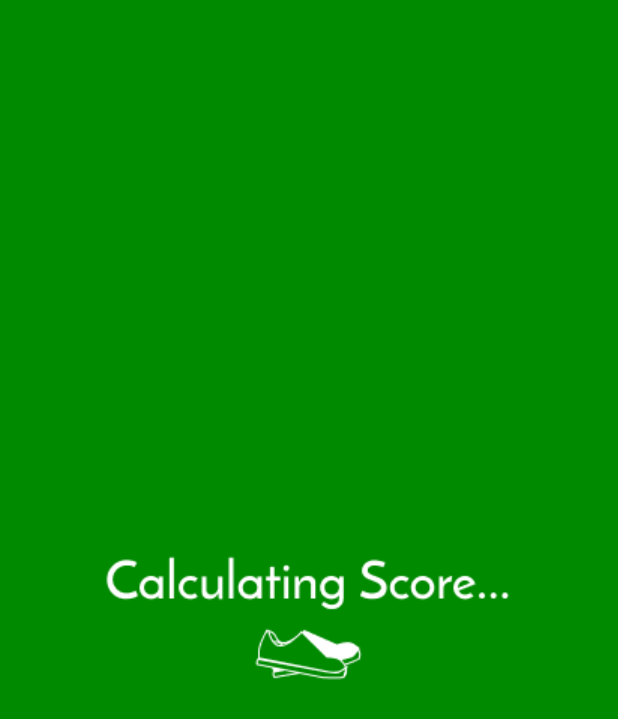
After one commit to abhiramj4/CuHacking2020, an Android app: the LoadingActivity screen opened directly, with no data from a screen before it, on a phone screen of 412 x 824 dp. The commit adds this screen. Shown: the top 719 px of the screen. Run offline under Robolectric (Android 15) with nearby library versions, the phone set to English and light mode, and no system bars.

Commit message:
LETS GET ITTTTTTT

```diff
--- a/BarcodeScanner/app/build.gradle
+++ b/BarcodeScanner/app/build.gradle
@@ -30,6 +30,11 @@ dependencies {
     androidTestImplementation 'com.android.support.test:runner:1.0.2'
     androidTestImplementation 'com.android.support.test.espresso:espresso-core:3.0.2'
     implementation "org.jetbrains.kotlin:kotlin-stdlib-jdk7:$kotlin_version"
+    implementation 'com.squareup.retrofit2:retrofit:2.4.0'
+    implementation 'com.squareup.retrofit2:converter-gson:2.4.0'
+    implementation 'io.reactivex.rxjava2:rxandroid:2.0.2'
+    implementation 'io.reactivex.rxjava2:rxjava:2.1.13'
+    implementation 'com.squareup.retrofit2:adapter-rxjava2:2.4.0'
 }
 repositories {
     mavenCentral()
--- a/BarcodeScanner/app/src/main/AndroidManifest.xml
+++ b/BarcodeScanner/app/src/main/AndroidManifest.xml
@@ -2,6 +2,7 @@
 <manifest xmlns:android="http://schemas.android.com/apk/res/android"
     package="com.example.barcodescanner">
 
+    <uses-permission android:name="android.permission.INTERNET" />
     <uses-permission android:name="android.permission.CAMERA" />
 
     <uses-feature android:name="android.hardware.camera" />
@@ -14,6 +15,8 @@
         android:roundIcon="@mipmap/ic_launcher_round"
         android:supportsRtl="true"
         android:theme="@style/AppTheme">
+        <activity android:name=".ResultActivity"></activity>
+        <activity android:name=".LoadingActivity" />
         <activity android:name=".MainActivity">
             <intent-filter>
                 <action android:name="android.intent.action.MAIN" />
@@ -21,8 +24,7 @@
                 <category android:name="android.intent.category.LAUNCHER" />
             </intent-filter>
         </activity>
-        <activity android:name=".ScannerActivity">
-        </activity>
+        <activity android:name=".ScannerActivity" />
     </application>
 
 </manifest>
--- /dev/null
+++ b/BarcodeScanner/app/src/main/java/com/example/barcodescanner/LoadingActivity.java
@@ -0,0 +1,19 @@
+package com.example.barcodescanner;
+
+import android.support.v7.app.AppCompatActivity;
+import android.os.Bundle;
+
+import retrofit2.Retrofit;
+import retrofit2.adapter.rxjava2.RxJava2CallAdapterFactory;
+import retrofit2.converter.gson.GsonConverterFactory;
+
+public class LoadingActivity extends AppCompatActivity {
+
+    @Override
+    protected void onCreate(Bundle savedInstanceState) {
+        super.onCreate(savedInstanceState);
+        setContentView(R.layout.activity_loading);
+    }
+
+    //onReturn start result activity
+}
--- a/BarcodeScanner/app/src/main/java/com/example/barcodescanner/ScannerActivity.java
+++ b/BarcodeScanner/app/src/main/java/com/example/barcodescanner/ScannerActivity.java
@@ -145,6 +145,10 @@ public class ScannerActivity extends AppCompatActivity implements ZXingScannerVi
         });
         builder.setMessage(result.getText());
         AlertDialog alert1 = builder.create();
-        alert1.show();
+//        alert1.show();
+
+        Intent intent = new Intent(this, ResultActivity.class);
+        intent.putExtra("bid", Integer.parseInt(myResult));
+        startActivity(intent);
     }
 }
--- /dev/null
+++ b/BarcodeScanner/app/src/main/res/layout/activity_loading.xml
@@ -0,0 +1,17 @@
+<?xml version="1.0" encoding="utf-8"?>
+<RelativeLayout xmlns:android="http://schemas.android.com/apk/res/android"
+    xmlns:app="http://schemas.android.com/apk/res-auto"
+    xmlns:tools="http://schemas.android.com/tools"
+    android:layout_width="match_parent"
+    android:layout_height="match_parent"
+    android:background="@color/colorPrimary"
+    tools:context=".LoadingActivity">
+
+    <ImageView
+        android:id="@+id/loading"
+        android:layout_width="wrap_content"
+        android:layout_height="wrap_content"
+        android:layout_centerInParent="true"
+        android:src="@drawable/loading"/>
+
+</RelativeLayout>
```
Also changed, not shown: BarcodeScanner/app/src/main/java/com/example/barcodescanner/Item.java (added, +119 -0 lines), BarcodeScanner/app/src/main/java/com/example/barcodescanner/ResultActivity.java (added, +64 -0 lines), BarcodeScanner/app/src/main/res/layout/activity_result.xml (added, +20 -0 lines), BarcodeScanner/app/src/main/res/drawable/hmshirt.PNG (added), BarcodeScanner/app/src/main/res/drawable/loading.png (added).
